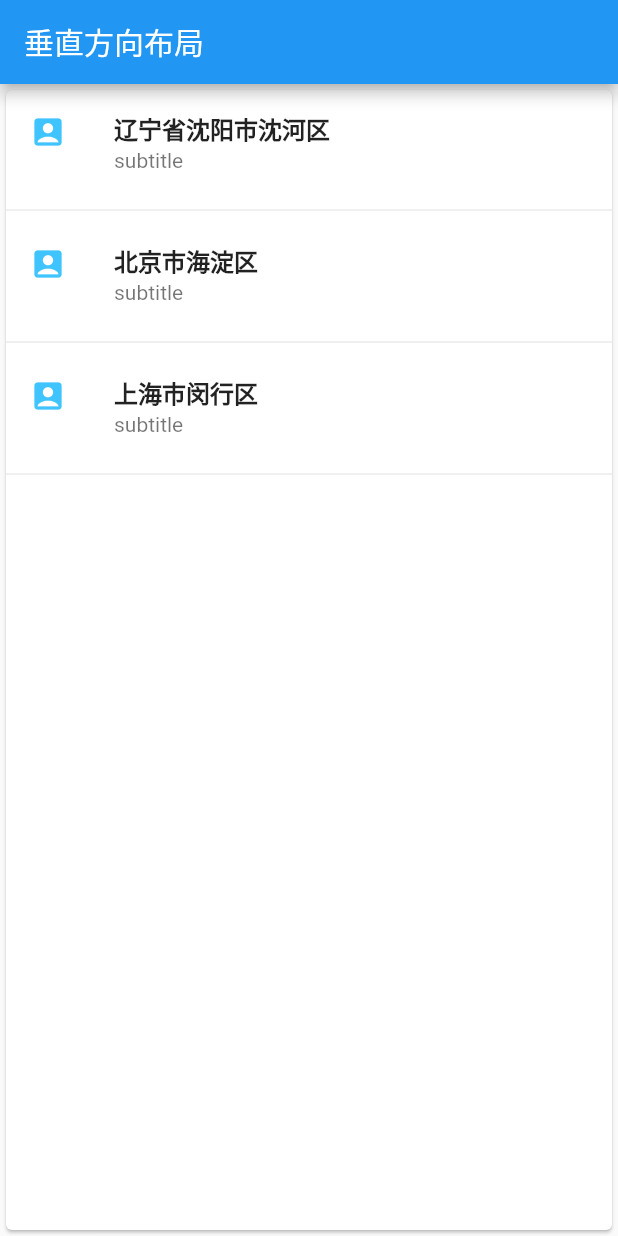
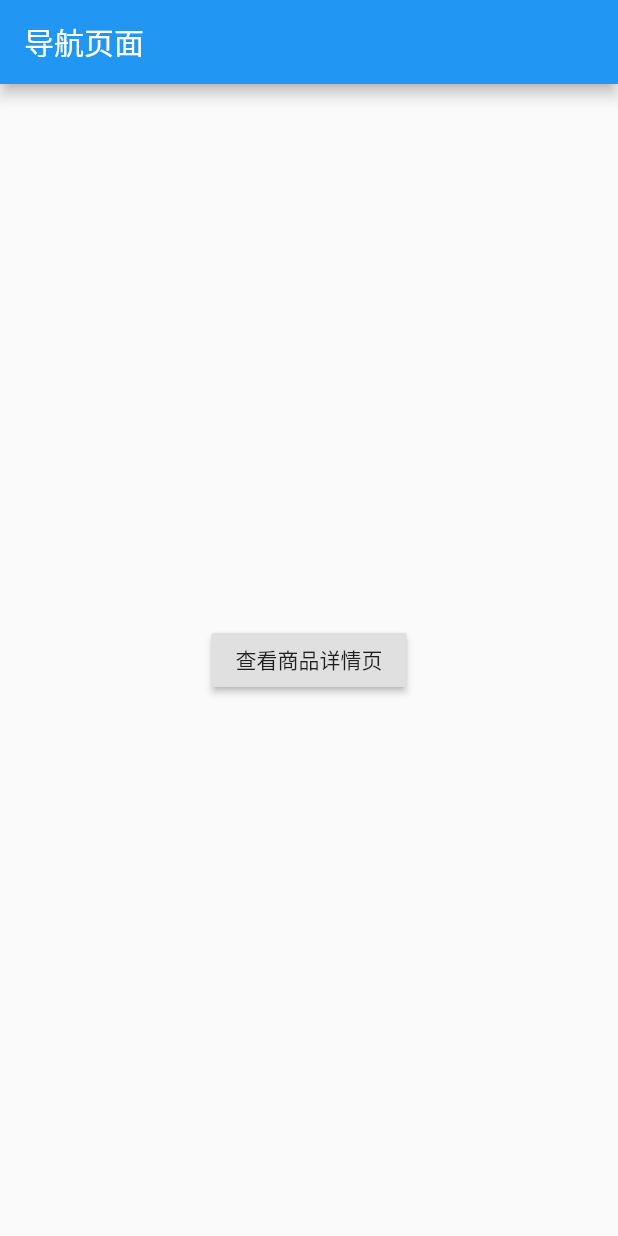
Before and after one commit to hGhostD/flutterLearn, a Flutter app: the screen it shows after launch, on a phone screen of 412 x 824 dp. Run offline on Flutter 3.47's test engine with Material 2 defaults, Android fonts, the phone set to English and light mode, and no system bars.

Commit message:
导航功能实现

```diff
--- a/flutter_learn/lib/main.dart
+++ b/flutter_learn/lib/main.dart
@@ -1,43 +1,43 @@
 import 'package:flutter/material.dart';
 
-void main() => runApp(MyApp());
+void main(){
+  runApp(MaterialApp(
+    title: '导航演示01',
+    home: new FirstScreen(),
+  ));
+}
 
-class MyApp extends StatelessWidget {
+class FirstScreen extends StatelessWidget {
   @override
   Widget build(BuildContext context) {
+    return Scaffold(
+      appBar: AppBar(title: Text('导航页面'),),
+      body: Center(
+        child: RaisedButton(
+          child: Text('查看商品详情页'),
+          onPressed: (){
+            Navigator.push(context, MaterialPageRoute(
+              builder: (context) => new SecondScreen()
+            ));
+          },
+        ),
+      ),
 
-    var card = new Card(
-      child: Column(
-        children: <Widget>[
-          ListTile(
-            title: Text('辽宁省沈阳市沈河区', style: TextStyle(fontWeight: FontWeight.w900),),
-            subtitle: Text('subtitle'),
-            leading: new Icon(Icons.account_box, color: Colors.lightBlueAccent,),
-          ),
-          new Divider(), // 添加一行分割线
-          ListTile(
-            title: Text('北京市海淀区', style: TextStyle(fontWeight: FontWeight.w900),),
-            subtitle: Text('subtitle'),
-            leading: new Icon(Icons.account_box, color: Colors.lightBlueAccent,),
-          ),
-          new Divider(),
-          ListTile(
-            title: Text('上海市闵行区', style: TextStyle(fontWeight: FontWeight.w900),),
-            subtitle: Text('subtitle'),
-            leading: new Icon(Icons.account_box, color: Colors.lightBlueAccent,),
-          ),
-          new Divider(),
-        ],
-      ),
     );
-    return MaterialApp(
-      title: "Row Widget",
-      home: Scaffold(
-        appBar: new AppBar(
-          title: new Text('垂直方向布局'),
-        ),
-        body: Center(
-          child: card,
+  }
+}
+
+class SecondScreen extends StatelessWidget {
+  @override
+  Widget build(BuildContext context) {
+    return Scaffold(
+      appBar: AppBar(title: Text('详情页面', style: TextStyle(fontSize: 22),),),
+      body: Center(
+        child: RaisedButton(
+          child: Text('返回'),
+          onPressed: (){
+            Navigator.pop(context);
+          },
         ),
       ),
     );
```
